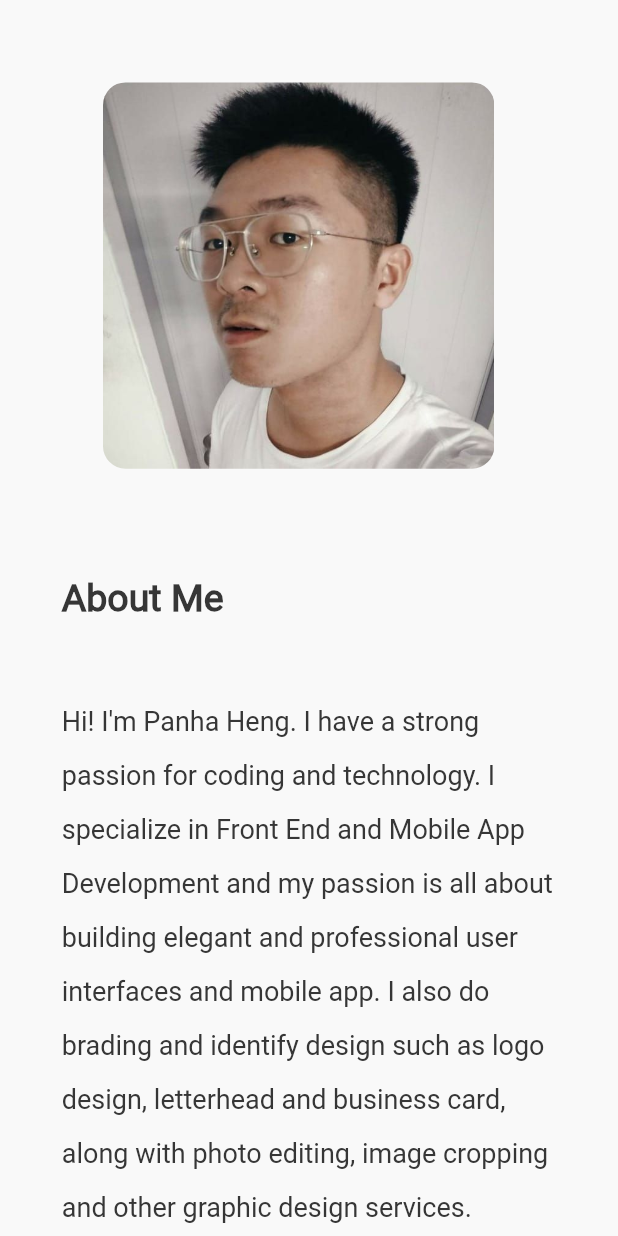
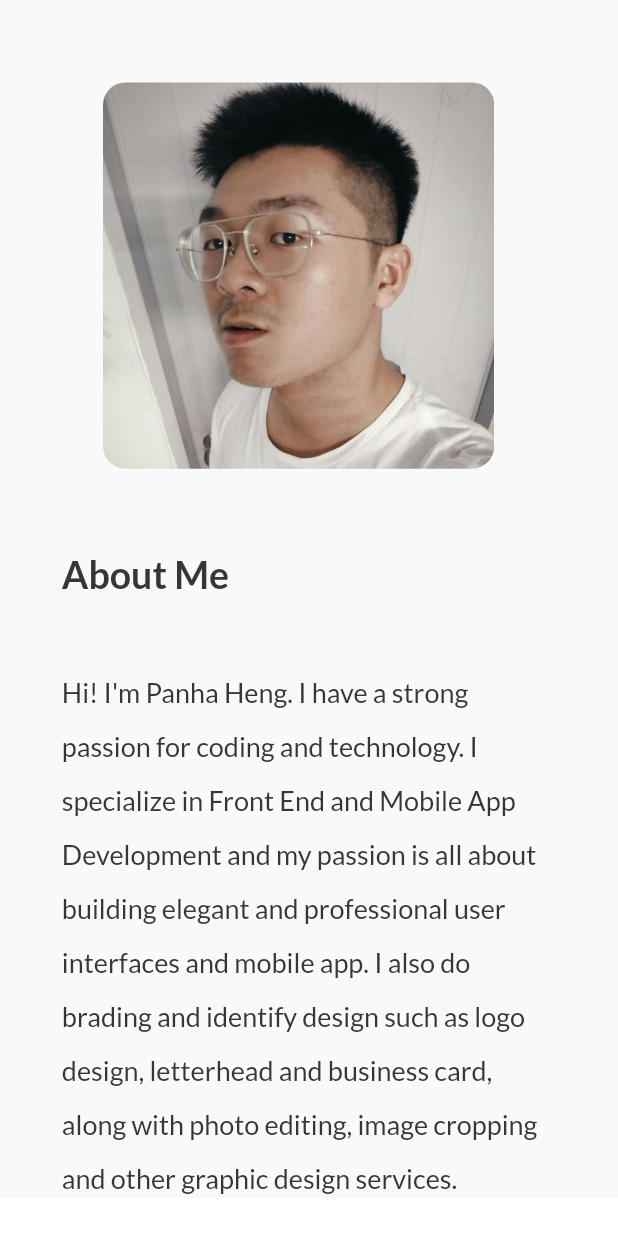
Before and after one commit to WilliamNha/portfolio_project, a Flutter app: the screen it shows after launch, on a phone screen of 412 x 824 dp. Run offline on Flutter 3.47's test engine with Material 2 defaults, Android fonts, the phone set to English and light mode, and no system bars; our stand-ins replace google_fonts, percent_indicator; missing offline and left inert: dart:html.

Commit message:
update skill part

```diff
--- a/lib/main.dart
+++ b/lib/main.dart
@@ -17,7 +17,10 @@ class MyApp extends StatelessWidget {
       debugShowCheckedModeBanner: false,
       theme: ThemeData(
         visualDensity: VisualDensity.adaptivePlatformDensity,
-        textTheme: GoogleFonts.robotoTextTheme().copyWith(
+        fontFamily: GoogleFonts.lato().fontFamily,
+        textTheme:
+            // GoogleFonts.robotoTextTheme()
+            GoogleFonts.latoTextTheme().copyWith(
           headline1: const TextStyle(color: textColor),
           headline2: const TextStyle(color: textColor),
           bodyText2: const TextStyle(color: textColor),
--- a/lib/screens/home_screen.dart
+++ b/lib/screens/home_screen.dart
@@ -4,6 +4,7 @@ import 'package:ui_practice/widgets/appbar_customn.dart';
 import 'package:ui_practice/widgets/education_part.dart';
 import 'package:ui_practice/widgets/introduction_part.dart';
 import 'package:ui_practice/widgets/photo_part.dart';
+import 'package:ui_practice/widgets/skill_part.dart';
 
 class HomePage extends StatefulWidget {
   const HomePage({Key? key}) : super(key: key);
@@ -45,11 +46,12 @@ class _HomePageState extends State<HomePage> {
       extendBodyBehindAppBar: true,
       body: SingleChildScrollView(
         child: Column(
+          mainAxisSize: MainAxisSize.min,
           crossAxisAlignment: CrossAxisAlignment.start,
           children: [
-            // IntroductionPart(screenSize: screenSize),
-            PhotoPart(screenSize: screenSize),
-            EducationPart(screenSize: screenSize),
+            PhotoSection(screenSize: screenSize),
+            EducationSection(screenSize: screenSize),
+            SkillSection(screenSize: screenSize),
           ],
         ),
       ),
--- a/lib/widgets/education_part.dart
+++ b/lib/widgets/education_part.dart
@@ -1,8 +1,10 @@
 import 'package:flutter/material.dart';
 import 'package:ui_practice/const.dart';
+import 'package:ui_practice/widgets/education_year_part.dart';
+import 'package:ui_practice/widgets/heading_part.dart';
 
-class EducationPart extends StatelessWidget {
-  const EducationPart({
+class EducationSection extends StatelessWidget {
+  const EducationSection({
     Key? key,
     required this.screenSize,
   }) : super(key: key);
@@ -11,22 +13,19 @@ class EducationPart extends StatelessWidget {
 
   @override
   Widget build(BuildContext context) {
-    return Padding(
+    return Container(
+      color: Colors.white,
+      child: Padding(
         padding: EdgeInsets.only(
-          left: screenSize.width / 10, right: screenSize.width / 12),
+            left: screenSize.width / 10, right: screenSize.width / 10),
         child: Column(
           crossAxisAlignment: CrossAxisAlignment.start,
           mainAxisAlignment: MainAxisAlignment.start,
           children: [
             SizedBox(
-            height: screenSize.height / 10,
+              height: screenSize.height / 15,
             ),
-          Text(
-            'Education',
-            style: TextStyle(
-                fontSize: screenSize.width >= 1000 ? 30 : 25,
-                fontWeight: FontWeight.bold),
-          ),
+            HeadingPart(screenSize: screenSize, headingText: "Education"),
             SizedBox(
               height: screenSize.height / 20,
             ),
@@ -34,67 +33,48 @@ class EducationPart extends StatelessWidget {
             Row(
               mainAxisAlignment: MainAxisAlignment.start,
               children: [
-              Expanded(
-                child: Container(
-                  // color: Colors.red,
-                  child: Column(
-                    crossAxisAlignment: CrossAxisAlignment.start,
+                EducationYearPart(
+                    screenSize: screenSize,
+                    yearTitle: "2019 - Present",
+                    details:
+                        "This is a sample education and details about it is stated below. This is a sample education and details about it is stated below"),
+                SizedBox(
+                  width: screenSize.width >= 1200 ? 40 : 55,
+                ),
+                EducationYearPart(
+                    screenSize: screenSize,
+                    yearTitle: "2019 - Present",
+                    details:
+                        "This is a sample education and details about it is stated below. This is a sample education and details about it is stated below"),
+              ],
+            ),
+            SizedBox(
+              height: screenSize.height / 20,
+            ),
+            Row(
+              mainAxisAlignment: MainAxisAlignment.start,
               children: [
-                      const Text(
-                        '2019 - Present',
-                        style: TextStyle(
-                          fontWeight: FontWeight.bold,
-                          fontSize: 18,
+                EducationYearPart(
+                    screenSize: screenSize,
+                    yearTitle: "2019 - Present",
+                    details:
+                        "This is a sample education and details about it is stated below. This is a sample education and details about it is stated below"),
+                SizedBox(
+                  width: screenSize.width >= 1200 ? 40 : 55,
                 ),
+                EducationYearPart(
+                    screenSize: screenSize,
+                    yearTitle: "2019 - Present",
+                    details:
+                        "This is a sample education and details about it is stated below. This is a sample education and details about it is stated below"),
+              ],
             ),
-                      const SizedBox(
-                        height: 10,
-                      ),
-                      Text(
-                        'This is a sample education and details about it is stated below. This is a sample education and details about it is stated below',
-                        style: TextStyle(
-                          fontSize: screenSize.width >= 1000 ? 18 : 16,
-                          color: textColor.withOpacity(0.8),
-                        ),
+            SizedBox(
+              height: screenSize.height / 15,
             ),
           ],
         ),
       ),
-              ),
-              SizedBox(
-                width: screenSize.width >= 1200 ? 40 : 55,
-              ),
-              Expanded(
-                child: Container(
-                  // color: Colors.yellow,
-                  child: Column(
-                    crossAxisAlignment: CrossAxisAlignment.start,
-                    children: [
-                      const Text(
-                        '2019 - Present',
-                        style: TextStyle(
-                          fontWeight: FontWeight.bold,
-                          fontSize: 18,
-                        ),
-                      ),
-                      const SizedBox(
-                        height: 10,
-                      ),
-                      Text(
-                        'This is a sample education and details about it is stated below. This is a sample education and details about it is stated below',
-                        style: TextStyle(
-                          fontSize: screenSize.width >= 1000 ? 18 : 16,
-                          color: textColor.withOpacity(0.8),
-                        ),
-                      ),
-                    ],
-                  ),
-                ),
-              ),
-            ],
-          ),
-        ],
-      ),
     );
   }
 }
--- /dev/null
+++ b/lib/widgets/heading_part.dart
@@ -0,0 +1,21 @@
+import 'package:flutter/material.dart';
+
+class HeadingPart extends StatelessWidget {
+  HeadingPart({
+    Key? key,
+    required this.headingText,
+    required this.screenSize,
+  }) : super(key: key);
+  String headingText;
+  final Size screenSize;
+
+  @override
+  Widget build(BuildContext context) {
+    return Text(
+      headingText,
+      style: TextStyle(
+          fontSize: screenSize.width >= 1000 ? 30 : 25,
+          fontWeight: FontWeight.bold),
+    );
+  }
+}
--- a/lib/widgets/photo_part.dart
+++ b/lib/widgets/photo_part.dart
@@ -3,16 +3,17 @@ import 'package:flutter/src/foundation/key.dart';
 import 'package:flutter/src/widgets/framework.dart';
 
 import 'package:flutter/material.dart';
+import 'package:ui_practice/widgets/heading_part.dart';
 
-class PhotoPart extends StatefulWidget {
+class PhotoSection extends StatefulWidget {
   final Size screenSize;
-  const PhotoPart({Key? key, required this.screenSize}) : super(key: key);
+  const PhotoSection({Key? key, required this.screenSize}) : super(key: key);
 
   @override
-  State<PhotoPart> createState() => _PhotoPartState();
+  State<PhotoSection> createState() => _PhotoSectionState();
 }
 
-class _PhotoPartState extends State<PhotoPart> {
+class _PhotoSectionState extends State<PhotoSection> {
   @override
   Widget build(BuildContext context) {
     return widget.screenSize.width < 800
@@ -42,17 +43,13 @@ class _PhotoPartState extends State<PhotoPart> {
                 height: widget.screenSize.height / 15,
               ),
               Padding(
-                padding: EdgeInsets.only(
-                    left: widget.screenSize.width / 10,
-                    right: widget.screenSize.width / 10),
-                child: Text(
-                  "About Me",
-                  style: TextStyle(
-                      fontWeight: FontWeight.bold,
-                      fontSize: widget.screenSize.width >= 1000 ? 30 : 25,
-                      height: 2),
-                ),
-              ),
+                  padding: EdgeInsets.only(
+                      left: widget.screenSize.width / 10,
+                      right: widget.screenSize.width / 10),
+                  child: HeadingPart(
+                    screenSize: widget.screenSize,
+                    headingText: "About Me",
+                  )),
               SizedBox(
                 height: widget.screenSize.height / 20,
               ),
@@ -60,24 +57,27 @@ class _PhotoPartState extends State<PhotoPart> {
                 padding: EdgeInsets.only(
                     left: widget.screenSize.width / 10,
                     right: widget.screenSize.width / 10),
-                child: const Text(
+                child: Text(
                   "Hi! I'm Panha Heng. I have a strong passion for coding and technology. I specialize in Front End and Mobile App Development and my passion is all about building elegant and professional user interfaces and mobile app. I also do brading and identify design such as logo design, letterhead and business card, along with photo editing, image cropping and other graphic design services.",
-                  style: TextStyle(height: 2, fontSize: 18),
+                  style: TextStyle(
+                    height: 2,
+                    fontSize: 18,
+                  ),
                 ),
-              ),
+              )
             ],
           )
         : Column(
             mainAxisAlignment: MainAxisAlignment.start,
             children: [
-              // SizedBox(
-              //   height: widget.screenSize.height / 10,
-              // ),
+              SizedBox(
+                height: widget.screenSize.height / 5,
+              ),
               Padding(
                 padding: EdgeInsets.only(
-                    left: widget.screenSize.width / 10,
-                    right: widget.screenSize.width / 12,
-                    top: widget.screenSize.width / 10),
+                  left: widget.screenSize.width / 8,
+                  right: widget.screenSize.width / 12,
+                ),
                 child: Row(
                   crossAxisAlignment: CrossAxisAlignment.start,
                   mainAxisAlignment: MainAxisAlignment.start,
@@ -86,17 +86,17 @@ class _PhotoPartState extends State<PhotoPart> {
                       borderRadius: BorderRadius.circular(15),
                       child: Image.asset(
                         'assets/images/profile.jpg',
-                        width: widget.screenSize.width >= 1200
+                        width: widget.screenSize.width >= 1000
                             ? (widget.screenSize.width / 5)
                             : (widget.screenSize.width / 4),
-                        height: widget.screenSize.width >= 1200
+                        height: widget.screenSize.width >= 1000
                             ? (widget.screenSize.width / 5)
                             : (widget.screenSize.width / 4),
                         fit: BoxFit.fill,
                       ),
                     ),
                     SizedBox(
-                      width: widget.screenSize.width / 10,
+                      width: widget.screenSize.width / 15,
                     ),
                     Expanded(
                       child: Padding(
@@ -131,6 +131,9 @@ class _PhotoPartState extends State<PhotoPart> {
                   ],
                 ),
               ),
+              SizedBox(
+                height: widget.screenSize.height / 15,
+              ),
             ],
           );
   }
--- a/pubspec.yaml
+++ b/pubspec.yaml
@@ -35,6 +35,7 @@ dependencies:
   # Use with the CupertinoIcons class for iOS style icons.
   cupertino_icons: ^1.0.2
   google_fonts: ^3.0.1
+  percent_indicator: ^4.2.2
 
 dev_dependencies:
   flutter_test:
```
Also changed, not shown: lib/widgets/custom_linear_percent.dart (added, +47 -0 lines), lib/widgets/education_year_part.dart (added, +44 -0 lines), lib/widgets/skill_part.dart (added, +92 -0 lines), assets/images/programmer.png (added), pubspec.lock. Lines whose indentation alone changed are shown as unchanged.
